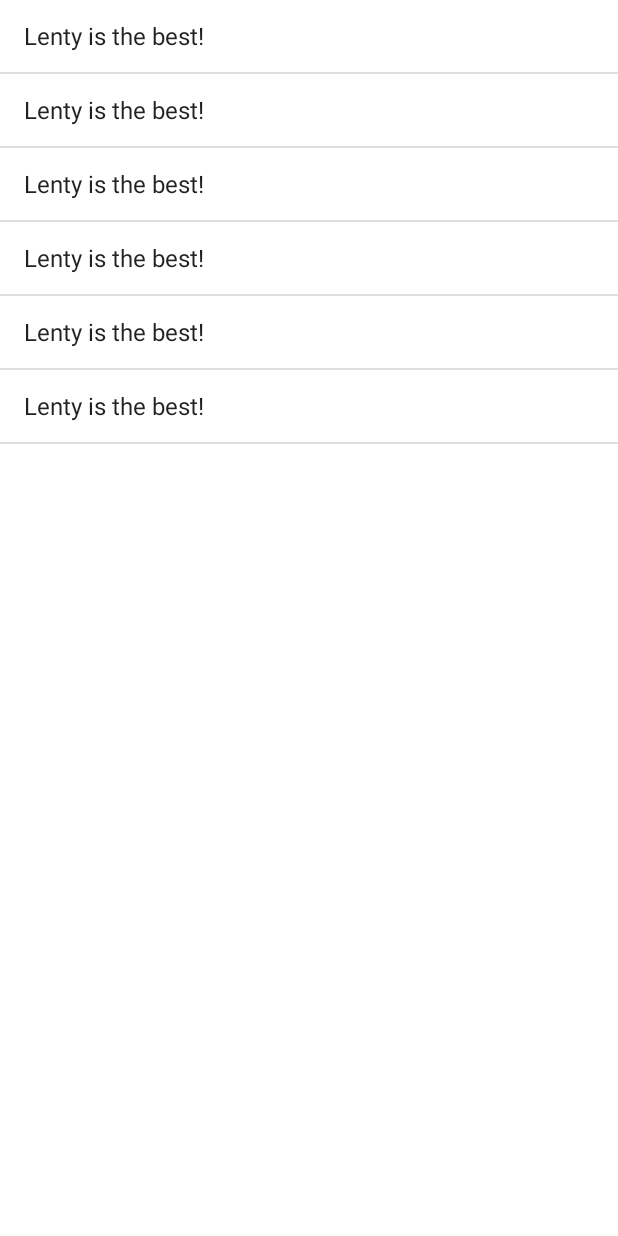
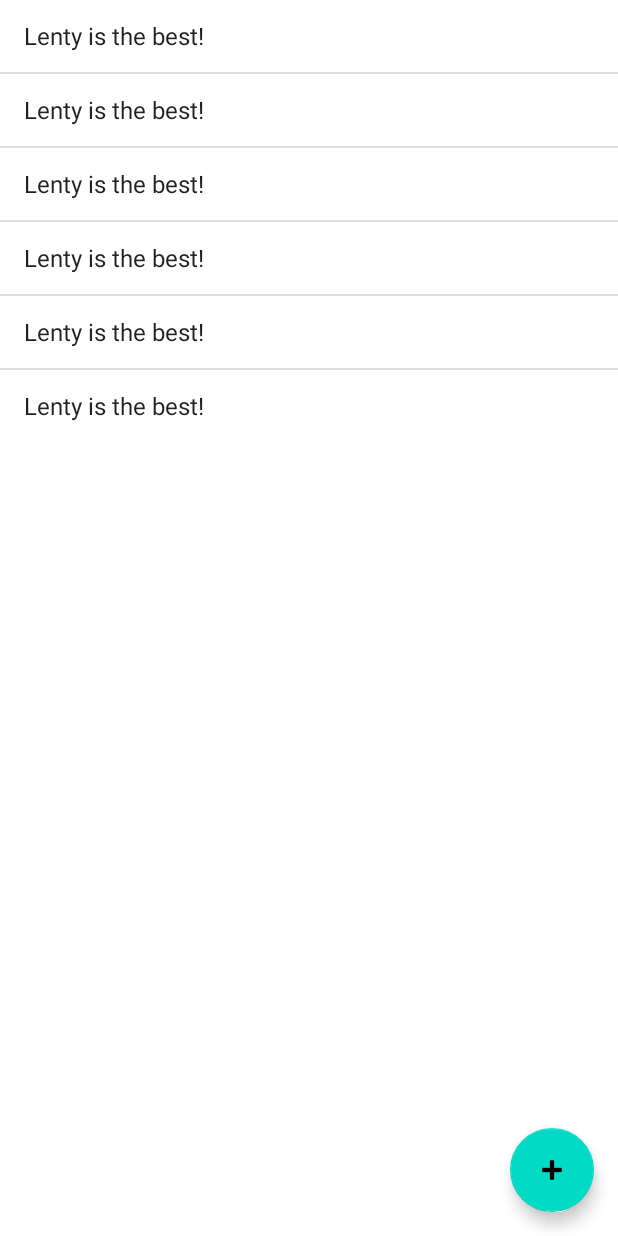
Before and after one commit to LentySprangers/LentyLists, an Android app: the screen it shows after launch (ContentMain), on a phone screen of 412 x 824 dp. Run offline under Robolectric (Android 15) with nearby library versions, the phone set to English and light mode, and no system bars.

Commit message:
added FAB

```diff
--- a/app/build.gradle
+++ b/app/build.gradle
@@ -38,4 +38,5 @@ dependencies {
     testImplementation 'junit:junit:4.+'
     androidTestImplementation 'androidx.test.ext:junit:1.1.2'
     androidTestImplementation 'androidx.test.espresso:espresso-core:3.3.0'
+
 }
--- a/app/src/main/res/layout/activity_main.xml
+++ b/app/src/main/res/layout/activity_main.xml
@@ -29,6 +29,7 @@
         android:layout_width="wrap_content"
         android:layout_height="wrap_content"
         android:layout_gravity="bottom|end"
+        android:scaleType="center"
         android:layout_margin="@dimen/fab_margin"
         app:srcCompat="@android:drawable/ic_input_add" />
 
--- a/app/src/main/res/layout/content_main.xml
+++ b/app/src/main/res/layout/content_main.xml
@@ -1,18 +1,37 @@
 <?xml version="1.0" encoding="utf-8"?>
-<androidx.constraintlayout.widget.ConstraintLayout xmlns:android="http://schemas.android.com/apk/res/android"
+
+
+<FrameLayout xmlns:android="http://schemas.android.com/apk/res/android"
     xmlns:app="http://schemas.android.com/apk/res-auto"
+    xmlns:tools="http://schemas.android.com/tools"
     android:layout_width="match_parent"
     android:layout_height="match_parent"
-    xmlns:tools="http://schemas.android.com/tools"
-    app:layout_behavior="@string/appbar_scrolling_view_behavior"
+    android:orientation="vertical"
     tools:context=".ContentMain">
 
     <ListView
+        android:id="@+id/list_item"
         android:layout_width="match_parent"
-        android:layout_height="match_parent"
-        tools:layout_editor_absoluteX="45dp"
-        tools:layout_editor_absoluteY="145dp"
-        android:id="@+id/list_item"/>
+        android:layout_height="wrap_content"
+        android:layout_above="@+id/InnerRelativeLayout"
+        android:layout_alignParentTop="true"
+        app:layout_constraintBottom_toBottomOf="parent"
+        tools:layout_editor_absoluteX="45dp">
 
 
-</androidx.constraintlayout.widget.ConstraintLayout>
+    </ListView>
+
+
+
+        <com.google.android.material.floatingactionbutton.FloatingActionButton
+            android:id="@+id/fab"
+            android:layout_width="wrap_content"
+            android:layout_height="wrap_content"
+            android:layout_gravity="bottom|end"
+            android:layout_margin="@dimen/fab_margin"
+            android:contentDescription="addItem"
+            android:scaleType="center"
+            app:srcCompat="@android:drawable/ic_input_add" />
+
+
+</FrameLayout>
```
Also changed, not shown: app/src/main/java/com/example/lentylists/ContentMain.java (line endings or trailing spaces).
